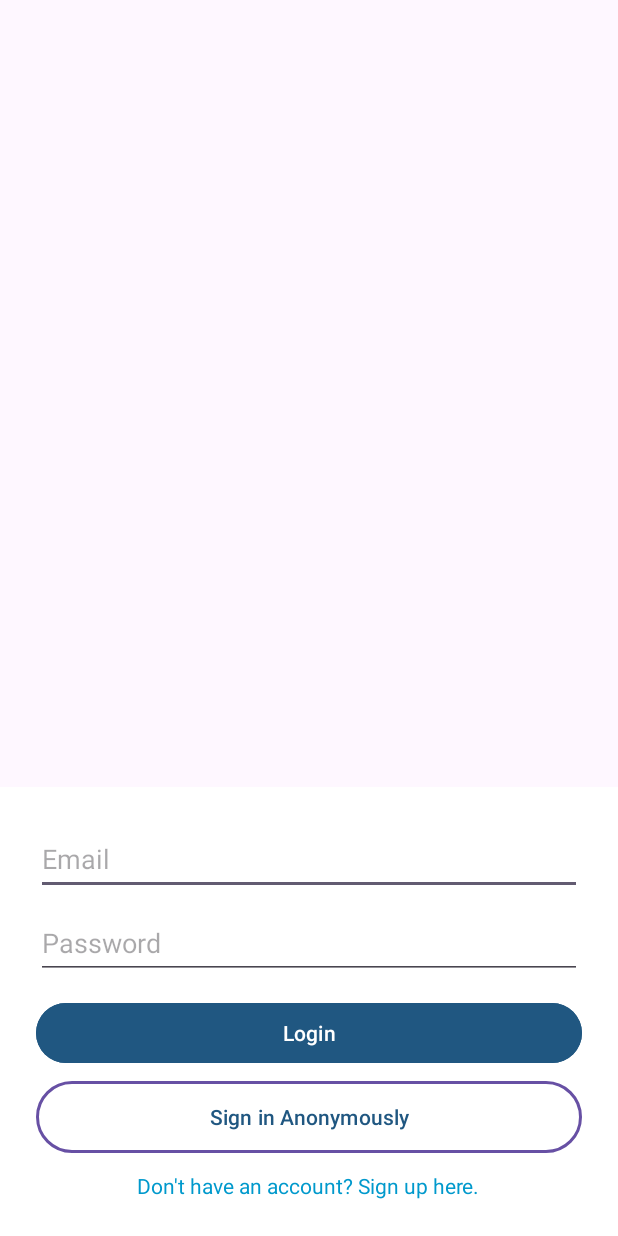
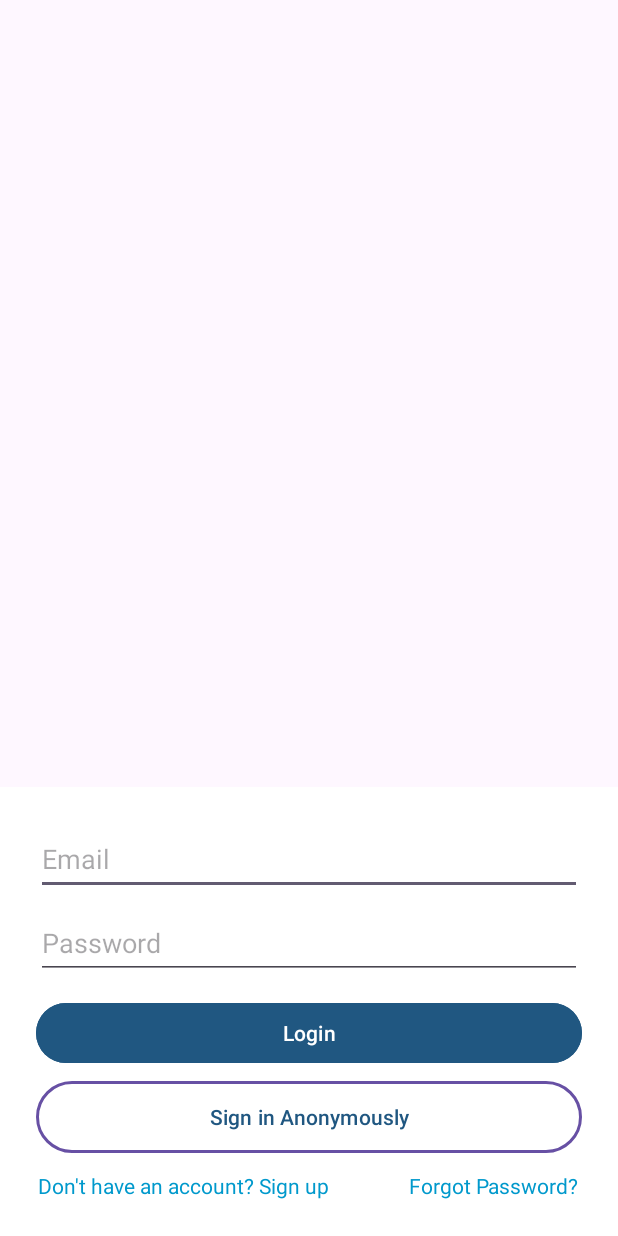
Before and after one commit to Kuahfi/cinelogs, an Android app: the LoginActivity screen opened directly, with no data from a screen before it, on a phone screen of 412 x 824 dp. Run offline under Robolectric (Android 15) with nearby library versions, the phone set to English and light mode, and no system bars; our stand-ins replace Firebase (no records; nobody signed in at launch, a user with empty details on screens opened directly); pictures from the network do not load; 1 statement that could not run was skipped.

Commit message:
Adding reset password

```diff
--- a/app/src/main/res/layout/activity_login.xml
+++ b/app/src/main/res/layout/activity_login.xml
@@ -55,14 +55,29 @@
             android:background="@drawable/border_button"
             android:layout_marginTop="8dp"/>
 
+        <!-- Register & Forgot Password Row -->
+        <LinearLayout
+            android:layout_width="match_parent"
+            android:layout_height="wrap_content"
+            android:orientation="horizontal"
+            android:gravity="center"
+            android:layout_marginTop="12dp">
 
-        <TextView
-            android:id="@+id/btnRegister"
-            android:layout_width="wrap_content"
-            android:layout_height="wrap_content"
-            android:layout_gravity="center"
-            android:text="Don't have an account? Sign up here."
-            android:textColor="@android:color/holo_blue_dark"
-            android:layout_marginTop="12dp"/>
+            <TextView
+                android:id="@+id/btnRegister"
+                android:layout_width="wrap_content"
+                android:layout_height="wrap_content"
+                android:text="Don't have an account? Sign up"
+                android:textColor="@android:color/holo_blue_dark"
+                android:layout_marginEnd="45dp"/>
+
+            <TextView
+                android:id="@+id/btnForgotPassword"
+                android:layout_width="wrap_content"
+                android:layout_height="wrap_content"
+                android:text="Forgot Password?"
+                android:textColor="@android:color/holo_blue_dark"
+                android:layout_marginStart="8dp"/>
+        </LinearLayout>
     </LinearLayout>
 </LinearLayout>
--- a/app/src/main/res/layout/register_dialog.xml
+++ b/app/src/main/res/layout/register_dialog.xml
@@ -39,9 +39,7 @@
         android:layout_width="match_parent"
         android:layout_height="wrap_content"
         android:hint="Confirm Password"
-        android:inputType="textPassword"
-        android:layout_marginTop="8dp"/>
-
+        android:inputType="textPassword" />
 
     <Button
         android:id="@+id/btnSubmitRegister"
```
Also changed, not shown: app/src/main/java/com/z0diac/tesapi/ui/auth/LoginActivity.kt (+52 -6 lines), app/src/main/res/layout/reset_password_dialog.xml (added, +40 -0 lines).
